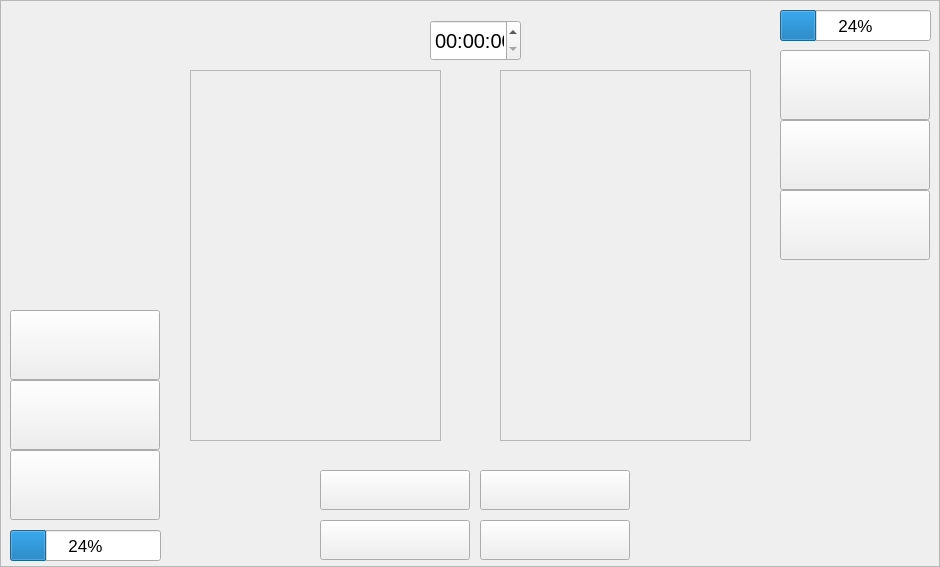
Qt form fight_page.ui (NunzioSilarbi/Anime-battle) before a commit.
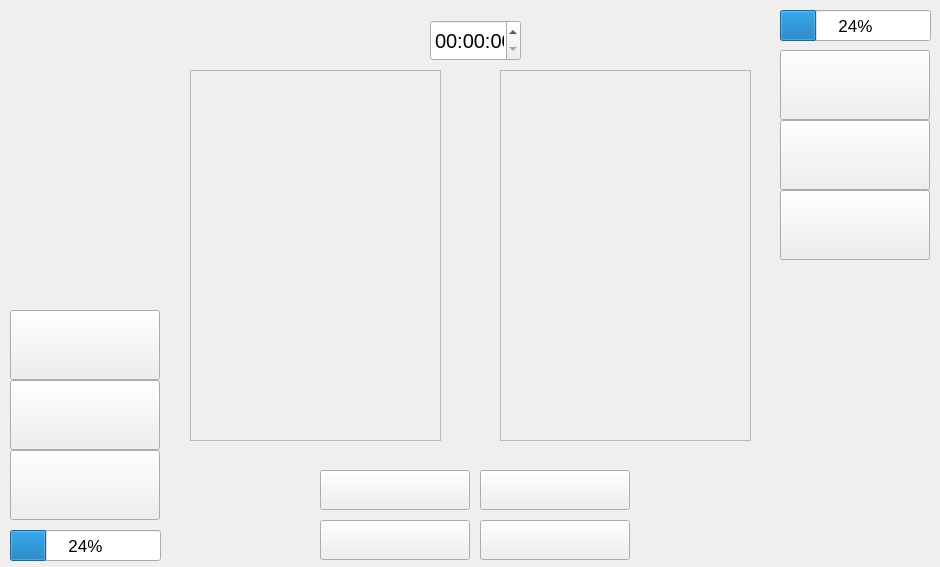
The same form after that commit.

Commit message: fight page changement background (fonctionne pas)

```diff
--- a/fight_page.ui
+++ b/fight_page.ui
@@ -22,13 +22,7 @@
      <height>567</height>
     </rect>
    </property>
-   <property name="frameShape">
-    <enum>QFrame::StyledPanel</enum>
-   </property>
-   <property name="frameShadow">
-    <enum>QFrame::Raised</enum>
-   </property>
-   <widget class="QPushButton" name="attack_1">
+   <widget class="QPushButton" name="attack_5">
     <property name="geometry">
      <rect>
       <x>320</x>
```
Left out of the diff: 28 changed lines with no effect on the pictures. The commit also changes 5 other files.
